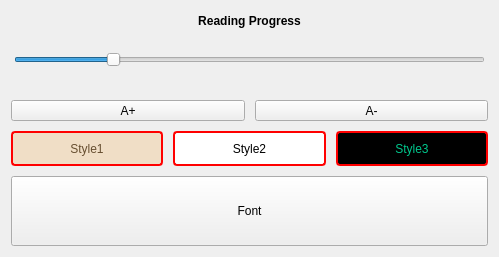
Before: the Qt Designer form src/ReaderSet.ui in ic005k/Knot-Legacy, drawn with Qt 5.
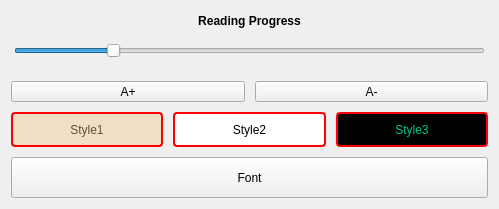
After: the same form once the commit is applied. Icons and pictures are not drawn.

Commit message: Optimized the reader.

Diff of the .ui file:
```diff
--- a/src/ReaderSet.ui
+++ b/src/ReaderSet.ui
@@ -7,7 +7,7 @@
     <x>0</x>
     <y>0</y>
     <width>499</width>
-    <height>257</height>
+    <height>209</height>
    </rect>
   </property>
   <property name="windowTitle">
@@ -324,7 +324,7 @@
    <item>
     <widget class="QToolButton" name="btnFont">
      <property name="sizePolicy">
-      <sizepolicy hsizetype="Preferred" vsizetype="Preferred">
+      <sizepolicy hsizetype="Preferred" vsizetype="Expanding">
        <horstretch>0</horstretch>
        <verstretch>0</verstretch>
       </sizepolicy>
@@ -332,7 +332,7 @@
      <property name="minimumSize">
       <size>
        <width>0</width>
-       <height>70</height>
+       <height>0</height>
       </size>
      </property>
      <property name="text">
```
The commit also changes 1 other file.
